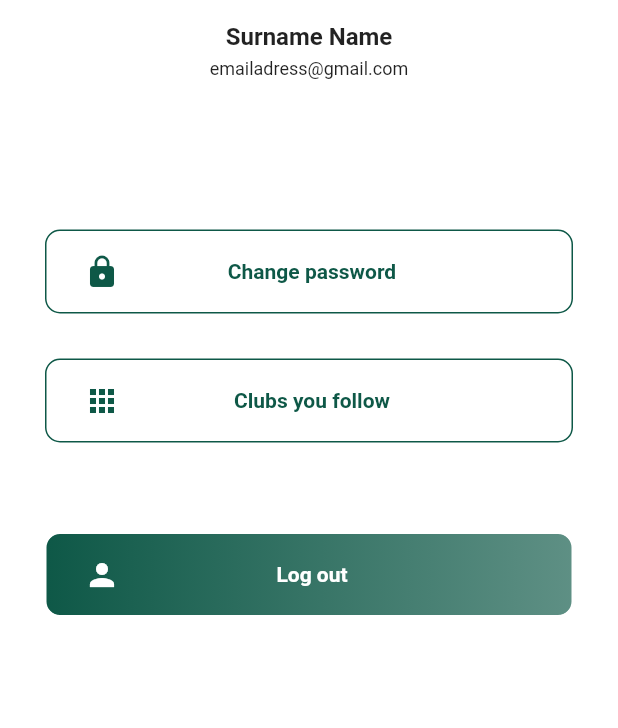
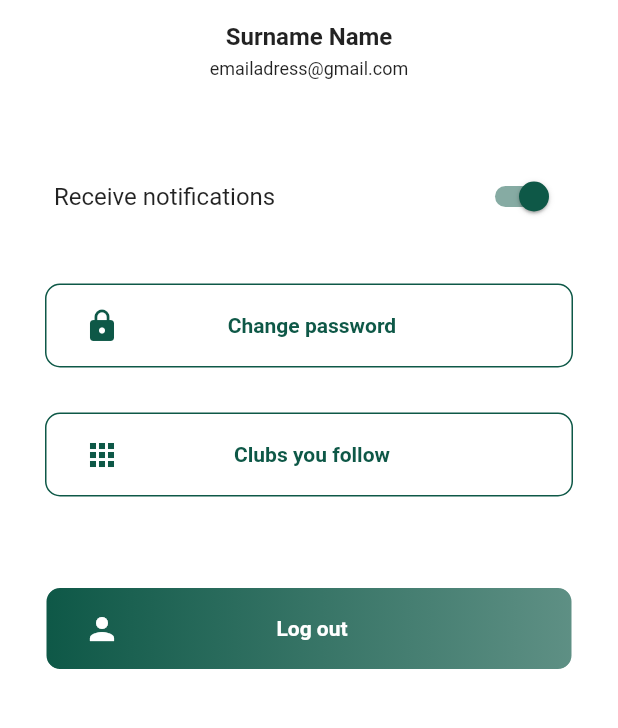
Before and after one commit to ThomRI/BarbArt, a Flutter app: the ProfileScreen screen opened by its route, on a phone screen of 412 x 824 dp, the part 444-1172 px from its top. Run offline on Flutter 3.47's test engine with Material 2 defaults, Android fonts, the phone set to English and light mode, and no system bars; our stand-ins replace carousel_slider, flutter_datetime_picker, fluttertoast, image_picker, shared_preferences, table_calendar; missing offline and left inert: flutter_week_view; accounts and stored records are empty.

Commit message:
Ajout SwitchListTile dans la page profil pour le boolean sur la reception des notifications

```diff
--- a/lib/screens/profile/profileScreen.dart
+++ b/lib/screens/profile/profileScreen.dart
@@ -29,6 +29,8 @@ class ProfileScreenState extends State<ProfileScreen>{
       _image = PickedFile(pickedFile.path);
     });
   }
+
+  bool receiveNotifications = true;
 
   @override
   Widget build(BuildContext context) {
@@ -144,10 +146,24 @@ class ProfileScreenState extends State<ProfileScreen>{
                 ],
               ),
               SizedBox(
-                height: (MediaQuery.of(context).orientation == Orientation.portrait) ? 100: 50,
+                height: (MediaQuery.of(context).orientation == Orientation.portrait) ? 50: 30,
+              ),
+
+              Padding(
+                padding: EdgeInsets.only(left: 20, right: 20),
+                child: SwitchListTile(
+                  onChanged: (bool){
+                    setState(() {
+                      receiveNotifications = bool;
+                    });
+                  }, //TODO: implement onChanged function
+                  title: Text('Receive notifications'),
+                  value: receiveNotifications,
+                  activeColor: kPrimaryColor,
+                ),
               ),
               // TODO: Add on pressed functions
-              ProfileButton(title: 'Change password', negativeColors: true, iconData: Icons.lock, onPressed: (context){},),
+              ProfileButton(title: 'Change password', negativeColors: true, marginTop: 30, iconData: Icons.lock, onPressed: (context){},),
               ProfileButton(title: 'Clubs you follow' , negativeColors: true, marginTop: 30, marginBottom: 30, iconData: Icons.apps, onPressed: _showMultiSelect),
               ProfileButton(title: 'Log out' , marginTop: 30, marginBottom: 50, iconData: Icons.person, onPressed: (context){},),
             ],
```
